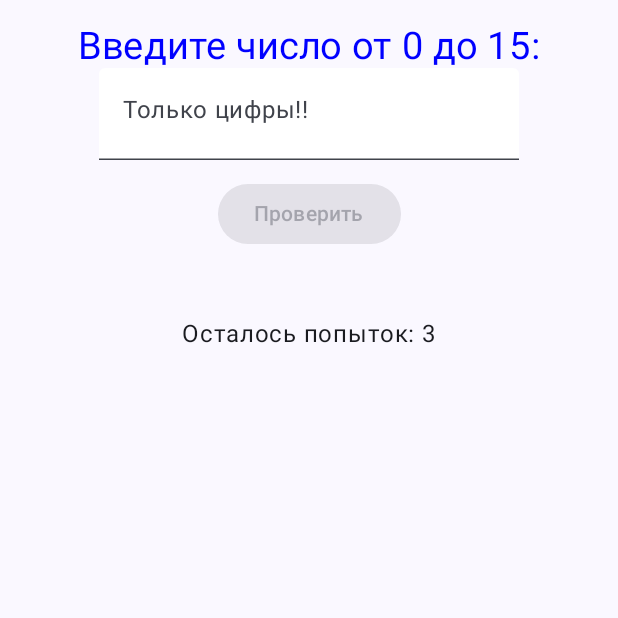
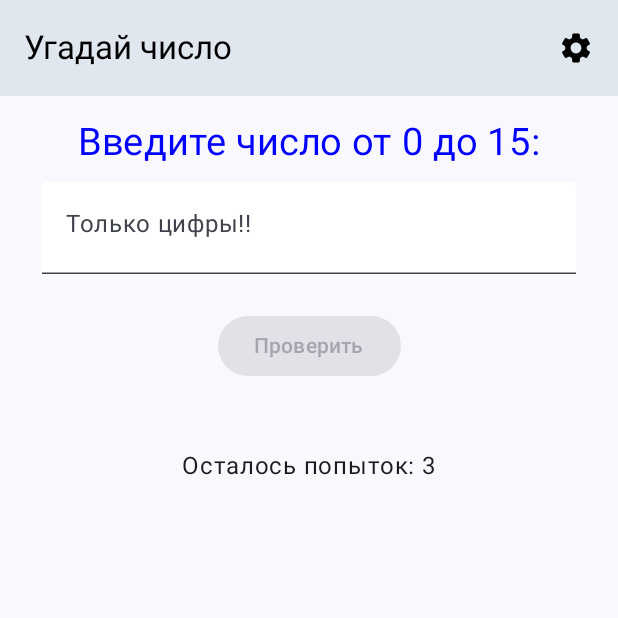
Before and after one commit to AVSmirnova/GuessNumberJC_MVVM, an Android app built with Jetpack Compose: the composable GuessNumberScreen shown on its own in the app's theme, on a phone screen of 412 x 824 dp, the top half of it. Run offline under Robolectric (Android 15) with nearby library versions, the phone set to English and light mode, and no system bars.

Commit message:
version 2 with settings menu

```diff
--- a/app/build.gradle.kts
+++ b/app/build.gradle.kts
@@ -54,6 +54,7 @@ dependencies {
 
     // Для collectAsStateWithLifecycle
     implementation(libs.androidx.lifecycle.runtime.compose)
+    implementation(libs.androidx.compose.runtime)
     testImplementation(libs.junit)
     androidTestImplementation(libs.androidx.junit)
     androidTestImplementation(libs.androidx.espresso.core)
--- a/app/src/main/java/com/example/guessnumberjc_mvvm/GuessNumberScreen.kt
+++ b/app/src/main/java/com/example/guessnumberjc_mvvm/GuessNumberScreen.kt
@@ -1,5 +1,7 @@
 package com.example.guessnumberjc_mvvm
 
+
+import android.graphics.Color.LTGRAY
 import androidx.compose.foundation.background
 import androidx.compose.foundation.layout.Column
 import androidx.compose.foundation.layout.Spacer
@@ -7,14 +9,22 @@ import androidx.compose.foundation.layout.fillMaxSize
 import androidx.compose.foundation.layout.fillMaxWidth
 import androidx.compose.foundation.layout.height
 import androidx.compose.foundation.layout.padding
-import androidx.compose.material3.Button
-import androidx.compose.material3.OutlinedTextField
+import androidx.compose.material.icons.Icons
+import androidx.compose.material.icons.filled.Settings
+import androidx.compose.material3.ExperimentalMaterial3Api
+import androidx.compose.material3.Icon
+import androidx.compose.material3.IconButton
 import androidx.compose.material3.Scaffold
 import androidx.compose.material3.Text
+import androidx.compose.material3.TopAppBar
+import androidx.compose.material3.TopAppBarDefaults
 import androidx.compose.runtime.Composable
 import androidx.compose.runtime.getValue
 import androidx.compose.ui.Alignment
 import androidx.compose.ui.Modifier
+import androidx.compose.ui.graphics.Color
+import androidx.compose.ui.graphics.RectangleShape
+import androidx.compose.ui.res.colorResource
 import androidx.compose.ui.text.style.TextAlign
 import androidx.compose.ui.unit.dp
 import androidx.lifecycle.compose.collectAsStateWithLifecycle
@@ -23,13 +33,44 @@ import com.example.guessnumberjc_mvvm.components.AppButton
 import com.example.guessnumberjc_mvvm.components.AppImage
 import com.example.guessnumberjc_mvvm.components.AppTextField
 import com.example.guessnumberjc_mvvm.components.Header
+import com.example.guessnumberjc_mvvm.components.SettingsDialog
+import com.example.guessnumberjc_mvvm.ui.theme.GrayBlue
+import com.example.guessnumberjc_mvvm.ui.theme.Pink40
+import com.example.guessnumberjc_mvvm.ui.theme.PurpleGrey80
 
+@OptIn(ExperimentalMaterial3Api::class)
 @Composable
 fun GuessNumberScreen(
     viewModel: GuessNumberViewModel = viewModel()
  )
 {   val uiState by viewModel.iuState.collectAsStateWithLifecycle()
-    Scaffold{ innerPadding ->
+    Scaffold(
+       // containerColor = GrayBlue,
+        topBar = {
+            TopAppBar(
+                title = {
+                    Text("Угадай число")
+                },
+
+                actions = {
+                    IconButton(onClick = viewModel::openSettings) {
+                        Icon(
+                            imageVector = Icons.Filled.Settings,
+                            contentDescription = "Настройки"
+                        )
+                    }
+                },
+                colors = TopAppBarDefaults.topAppBarColors(
+                    containerColor = GrayBlue,
+                    scrolledContainerColor = Color(0xFFE87A99),
+                    titleContentColor = Color.Black,
+                    navigationIconContentColor = Color.Black,
+                    actionIconContentColor = Color.Black
+                )
+            )
+        }
+
+    ){ innerPadding ->
         Column(
             modifier = Modifier
                 .fillMaxSize()
@@ -76,7 +117,7 @@ fun GuessNumberScreen(
                         description = "Победа"
                     )
 
-                AppButton(onPress = viewModel::startGame,
+                    AppButton(onPress = viewModel::firstStartGame,
                         btnText ="Играть снова",
                         isWin = true)
 
@@ -97,10 +138,21 @@ fun GuessNumberScreen(
                     )
                     Spacer(modifier = Modifier.height(12.dp))
 
-                AppButton(onPress = viewModel::startGame,
+                    AppButton(onPress = viewModel::firstStartGame,
                         btnText ="Попробовать снова",
-                    isWin = true)
+                        isWin = true
+                    )
                 }
+            }
+            if (uiState.isSettingsDialogVisible) {
+                SettingsDialog(
+                    settings = uiState.settings,
+                    onMaxNumberChanged = viewModel::onSettingsMaxNumberChanged,
+                    onMaxAttemptsChanged = viewModel::onSettingsMaxAttemptsChanged,
+                    onSaveClick = viewModel::saveSettings,
+                    onCancelClick = viewModel::closeSettings,
+                    onClearClick = viewModel::clearInput
+                )
             }
 
         }
--- a/app/src/main/java/com/example/guessnumberjc_mvvm/components/AppTextField.kt
+++ b/app/src/main/java/com/example/guessnumberjc_mvvm/components/AppTextField.kt
@@ -1,5 +1,8 @@
 package com.example.guessnumberjc_mvvm.components
 
+import androidx.compose.foundation.layout.fillMaxSize
+import androidx.compose.foundation.layout.fillMaxWidth
+import androidx.compose.foundation.layout.padding
 import androidx.compose.foundation.text.KeyboardOptions
 import androidx.compose.material.icons.Icons
 import androidx.compose.material.icons.filled.Close
@@ -9,29 +12,33 @@ import androidx.compose.material3.Text
 import androidx.compose.material3.TextField
 import androidx.compose.material3.TextFieldDefaults
 import androidx.compose.runtime.Composable
+import androidx.compose.ui.Modifier
 import androidx.compose.ui.graphics.Color
 import androidx.compose.ui.text.TextStyle
 import androidx.compose.ui.text.input.KeyboardType
+import androidx.compose.ui.unit.dp
 import androidx.compose.ui.unit.sp
 
 @Composable
 fun AppTextField(
     message: String,
+    placeholderText:String = "Только цифры!!",
     onBtnClick: (String) -> Unit,
-    onClearClick:() -> Unit,
+    onClearClick:() -> Unit
+
 )
 {
     TextField(
         value = message,
         textStyle = TextStyle(fontSize = 25.sp),
-
-        onValueChange = { onBtnClick(it) },
-        placeholder = { Text("Только цифры!!") },
+        onValueChange = onBtnClick,
+        placeholder = { Text(placeholderText) },
         keyboardOptions = KeyboardOptions(keyboardType = KeyboardType.Number),
         colors = TextFieldDefaults.colors(
             focusedContainerColor = Color.Transparent,
             unfocusedContainerColor = Color.White
         ),
+        modifier = Modifier.padding(12.dp).fillMaxWidth(),
         trailingIcon = {
             if (message.isNotEmpty()) {
                 IconButton(
--- a/app/src/main/java/com/example/guessnumberjc_mvvm/ui/theme/Color.kt
+++ b/app/src/main/java/com/example/guessnumberjc_mvvm/ui/theme/Color.kt
@@ -4,8 +4,9 @@ import androidx.compose.ui.graphics.Color
 
 val Purple80 = Color(0xFFD0BCFF)
 val PurpleGrey80 = Color(0xFFCCC2DC)
-val Pink80 = Color(0xFFEFB8C8)
+val Pink80 = Color(0xFFE87A99)
 
 val Purple40 = Color(0xFF6650a4)
 val PurpleGrey40 = Color(0xFF625b71)
 val Pink40 = Color(0xFF7D5260)
+val GrayBlue = Color(0xFFE0E7EF)
--- a/gradle/libs.versions.toml
+++ b/gradle/libs.versions.toml
@@ -10,6 +10,7 @@ kotlin = "2.2.10"
 composeBom = "2024.09.00"
 lifecycleViewmodelCompose = "2.8.6"
 lifecycleRuntimeCompose = "2.8.6"
+#runtime = "1.12.1"
 
 [libraries]
 androidx-core-ktx = { group = "androidx.core", name = "core-ktx", version.ref = "coreKtx" }
@@ -28,6 +29,7 @@ androidx-compose-ui-test-junit4 = { group = "androidx.compose.ui", name = "ui-te
 androidx-compose-material3 = { group = "androidx.compose.material3", name = "material3" }
 androidx-lifecycle-viewmodel-compose = { group = "androidx.lifecycle", name = "lifecycle-viewmodel-compose", version.ref = "lifecycleViewmodelCompose" }
 androidx-lifecycle-runtime-compose = { group = "androidx.lifecycle", name = "lifecycle-runtime-compose", version.ref = "lifecycleRuntimeCompose" }
+androidx-compose-runtime = { group = "androidx.compose.runtime", name = "runtime" }
 [plugins]
 android-application = { id = "com.android.application", version.ref = "agp" }
 kotlin-compose = { id = "org.jetbrains.kotlin.plugin.compose", version.ref = "kotlin" }
```
Also changed, not shown: app/src/main/java/com/example/guessnumberjc_mvvm/GuessNumberViewModel.kt (+101 -7 lines), app/src/main/java/com/example/guessnumberjc_mvvm/components/SettingsDialog.kt (added, +68 -0 lines). Lines whose indentation alone changed are shown as unchanged.
